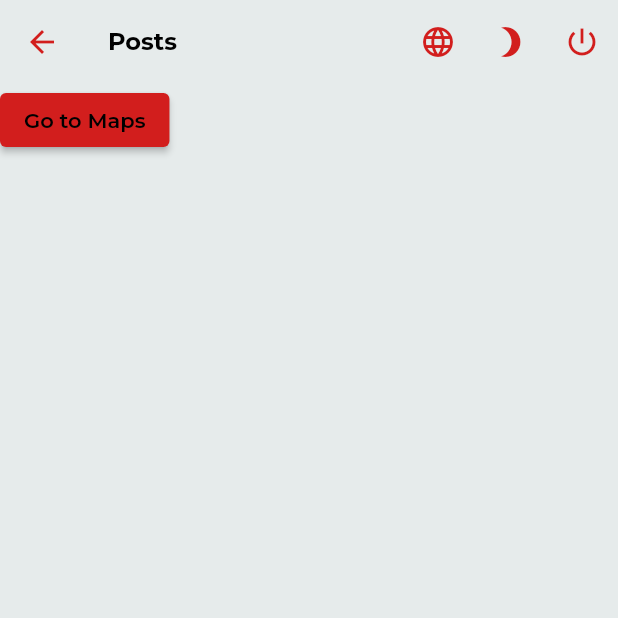
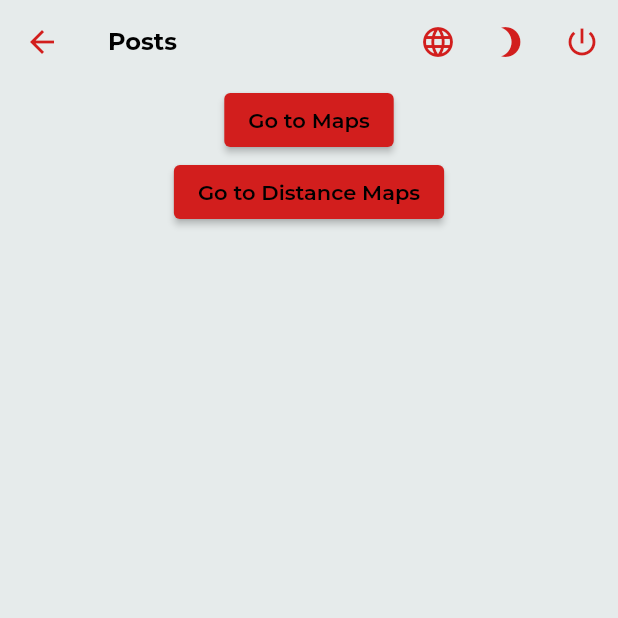
Before and after one commit to SafetyWalk/vermithor, a Flutter app: the HomeScreen screen opened by its route, on a phone screen of 412 x 824 dp, the top half of it. Run offline on Flutter 3.47's test engine with Material 2 defaults, Android fonts, the phone set to English and light mode, and no system bars; our stand-ins replace another_flushbar, dio, flutter_dotenv, flutter_mobx, geocoding, geolocator and 7 more; missing offline and left inert: material_dialog, xxtea; accounts and stored records are empty; generated files the repository leaves out were written again.

Commit message:
feat: routing distancemap

```diff
--- a/lib/ui/home/home.dart
+++ b/lib/ui/home/home.dart
@@ -111,12 +111,26 @@ class _HomeScreenState extends State<HomeScreen> {
   Widget _buildMainContent() {
     return Container(
       // create a button to redirect to maps
-      child: ElevatedButton(
-        onPressed: () {
-          Navigator.of(context).pushNamed(Routes.map);
-        },
-        child: Text(
-          "Go to Maps"
+      child: Center(
+        child: Column(
+          children: [
+            ElevatedButton(
+              onPressed: () {
+                Navigator.of(context).pushNamed(Routes.map);
+              },
+              child: Text(
+                "Go to Maps"
+              ),
+            ),
+            ElevatedButton(
+              onPressed: () {
+                Navigator.of(context).pushNamed(Routes.distanceMap);
+              },
+              child: Text(
+                "Go to Distance Maps"
+              ),
+            )
+          ],
         ),
       ),
     );
--- a/lib/utils/routes/routes.dart
+++ b/lib/utils/routes/routes.dart
@@ -1,5 +1,6 @@
 import 'package:safewalk/ui/home/home.dart';
 import 'package:safewalk/ui/login/login.dart';
+import 'package:safewalk/ui/maps/distance.dart';
 import 'package:safewalk/ui/maps/maps.dart';
 import 'package:safewalk/ui/post/post.dart';
 import 'package:safewalk/ui/splash/splash.dart';
@@ -13,6 +14,7 @@ class Routes {
   static const String login = '/login';
   static const String home = '/home';
   static const String map = '/map';
+  static const String distanceMap = '/distanceMap';
   static const String post = '/post';
 
   static final routes = <String, WidgetBuilder>{
@@ -20,6 +22,7 @@ class Routes {
     login: (BuildContext context) => LoginScreen(),
     home: (BuildContext context) => HomeScreen(),
     map : (BuildContext context) => MapsScreen(),
+    distanceMap : (BuildContext context) => MapDistanceScreen(),
     post: (BuildContext context) => PostScreen(),
   };
 }
```
